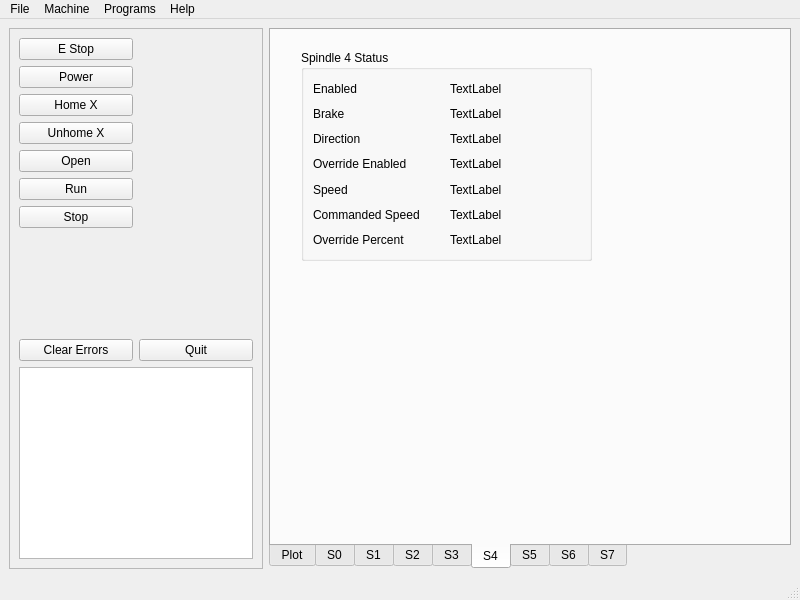
Old version of the form examples/spindles_8/spindles_8.ui in the repository jethornton/flexgui.
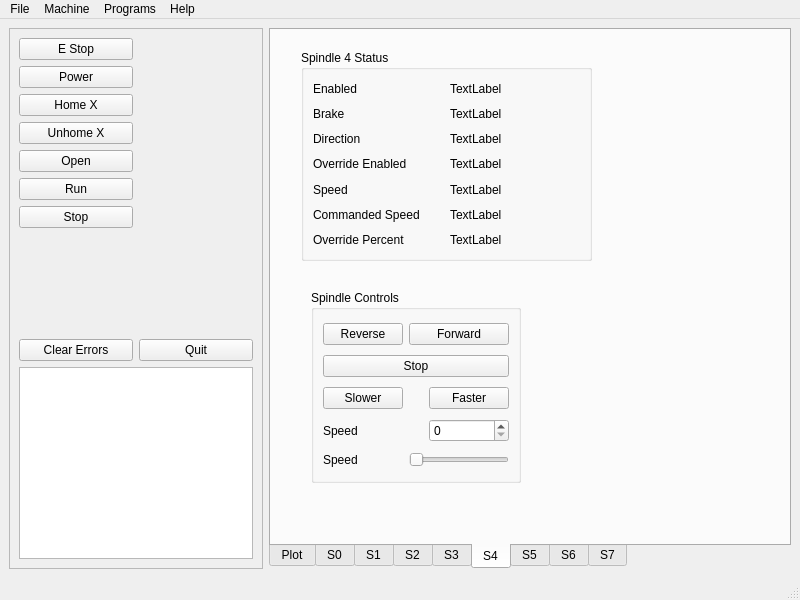
New version of the form. The open tabs and pages were chosen to show the change.

The edit to the form file:
```diff
--- a/examples/spindles_8/spindles_8.ui
+++ b/examples/spindles_8/spindles_8.ui
@@ -1022,6 +1022,80 @@
          </item>
         </layout>
        </widget>
+       <widget class="QGroupBox" name="groupBox_13">
+        <property name="geometry">
+         <rect>
+          <x>40</x>
+          <y>260</y>
+          <width>210</width>
+          <height>193</height>
+         </rect>
+        </property>
+        <property name="title">
+         <string>Spindle Controls</string>
+        </property>
+        <layout class="QGridLayout" name="gridLayout_14">
+         <item row="0" column="0">
+          <widget class="QPushButton" name="spindle_rev_4_pb">
+           <property name="text">
+            <string>Reverse</string>
+           </property>
+          </widget>
+         </item>
+         <item row="0" column="1" colspan="2">
+          <widget class="QPushButton" name="spindle_fwd_4_pb">
+           <property name="text">
+            <string>Forward</string>
+           </property>
+          </widget>
+         </item>
+         <item row="1" column="0" colspan="3">
+          <widget class="QPushButton" name="spindle_stop_4_pb">
+           <property name="text">
+            <string>Stop</string>
+           </property>
+          </widget>
+         </item>
+         <item row="2" column="0">
+          <widget class="QPushButton" name="spindle_minus_4_pb">
+           <property name="text">
+            <string>Slower</string>
+           </property>
+          </widget>
+         </item>
+         <item row="2" column="2">
+          <widget class="QPushButton" name="spindle_plus_4_pb">
+           <property name="text">
+            <string>Faster</string>
+           </property>
+          </widget>
+         </item>
+         <item row="3" column="2">
+          <widget class="QSpinBox" name="spindle_speed_4_sb"/>
+         </item>
+         <item row="3" column="0">
+          <widget class="QLabel" name="label_65">
+           <property name="text">
+            <string>Speed</string>
+           </property>
+          </widget>
+         </item>
+         <item row="4" column="1" colspan="2">
+          <widget class="QSlider" name="spindle_speed_4_sl">
+           <property name="orientation">
+            <enum>Qt::Horizontal</enum>
+           </property>
+          </widget>
+         </item>
+         <item row="4" column="0">
+          <widget class="QLabel" name="label_66">
+           <property name="text">
+            <string>Speed</string>
+           </property>
+          </widget>
+         </item>
+        </layout>
+       </widget>
       </widget>
       <widget class="QWidget" name="tab_7">
        <attribute name="title">
```
Left out of the diff: 296 changed lines with no effect on the pictures.
